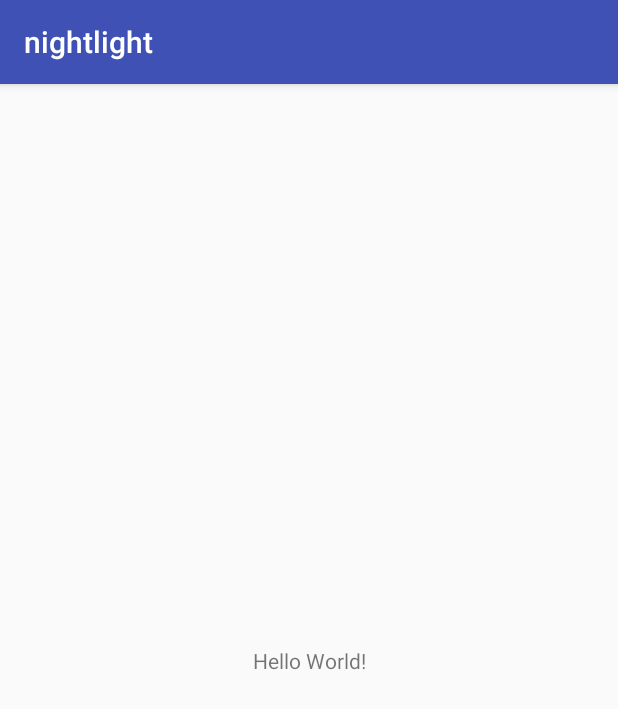
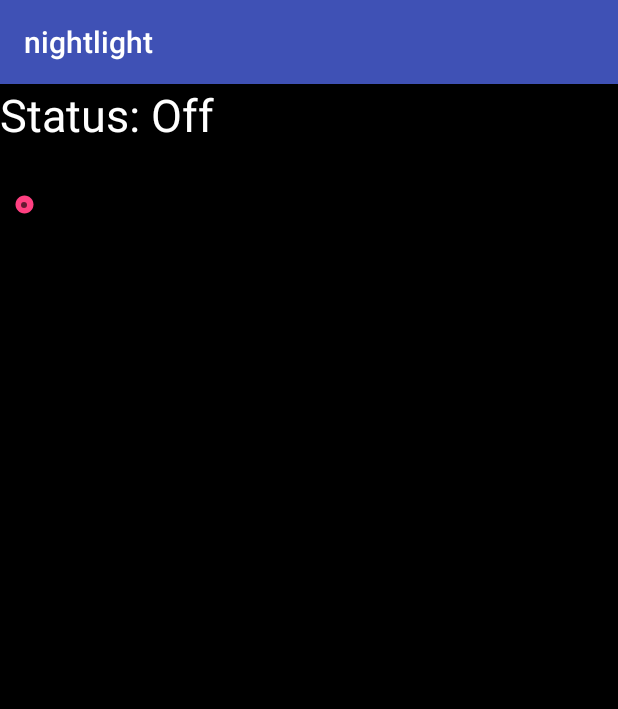
Before and after one commit to wandyezj/night_light, an Android app: the screen it shows after launch (MainActivity), on a phone screen of 412 x 824 dp. Shown: the top 709 px of the screen. Run offline under Robolectric (Android 15) with nearby library versions, the phone set to English and light mode, and no system bars.

Commit message:
android nightlight interface draft

```diff
--- a/nightlight/app/src/main/java/megacorp/nightlight/MainActivity.java
+++ b/nightlight/app/src/main/java/megacorp/nightlight/MainActivity.java
@@ -1,13 +1,111 @@
 package megacorp.nightlight;
 
+import android.graphics.Color;
 import android.support.v7.app.AppCompatActivity;
 import android.os.Bundle;
+import android.widget.SeekBar;
+import android.widget.TextView;
 
-public class MainActivity extends AppCompatActivity {
+public class MainActivity extends AppCompatActivity implements SeekBar.OnSeekBarChangeListener{
+
+    private SeekBar seekbar_color_selector;
+    private TextView textview_selected_color;
+    private TextView textview_status;
+
+    String color_name[] =
+    {
+        "off",
+        "red",
+        "orange",
+        "yellow",
+        "chartreuse",
+        "green",
+        "aquamarine",
+        "cyan",
+        "azure",
+        "blue",
+        "violet",
+        "magenta",
+        "rose",
+        "white"
+    };
+
+    int color_values[][] =
+    {
+        {0, 0, 0}, // off
+        {255, 0,  0}, // red
+        {255, 127, 0}, // orange
+        {255, 255, 0}, // yellow
+        {127, 255, 0}, // chartreuse
+        {0, 255, 0}, // green
+        {0, 255, 127}, // aquamarine
+        {0, 255, 255}, // cyan
+        {0, 127, 255}, // azure
+        {0, 0, 255}, // blue
+        {127, 0, 255}, // violet
+        {255, 0, 255}, // magenta
+        {255, 0, 127}, // rose
+        {255, 255, 255} // white
+    };
 
     @Override
     protected void onCreate(Bundle savedInstanceState) {
         super.onCreate(savedInstanceState);
         setContentView(R.layout.activity_main);
+
+        seekbar_color_selector = (SeekBar) findViewById(R.id.seekbar_color_selector);
+        seekbar_color_selector.setOnSeekBarChangeListener(this);
+
+        textview_selected_color = (TextView)findViewById(R.id.textview_selected_color);
+        textview_status = (TextView)findViewById(R.id.textview_status);
+
+    }
+
+    int progress_value = 0;
+    private void setSelectedColorText(){
+        textview_selected_color.setText(color_name[progress_value]);
+
+        int[] color_value = color_values[progress_value];
+
+        int r = color_value[0];
+        int g = color_value[1];
+        int b = color_value[2];
+
+        textview_selected_color.setTextColor(Color.rgb(r, g, b));
+
+        if (progress_value == 0) {
+            textview_status.setText("Status: Off");
+        } else {
+            textview_status.setText("Status: On");
+        }
+
+    }
+
+
+    @Override
+    public void onProgressChanged(SeekBar seekbar, int progress_value, boolean from_user) {
+
+        this.progress_value = progress_value;
+        setSelectedColorText();
+        //progress = progresValue;
+        //textview_selected_color.setText(Integer.toString(progress_value));
+
+        //Toast.makeText(getApplicationContext(), "Changing seekbar's progress", Toast.LENGTH_SHORT).show();
+
+    }
+
+    @Override
+    public void onStartTrackingTouch(SeekBar seekBar) {
+
+        //Toast.makeText(getApplicationContext(), "Started tracking seekbar", Toast.LENGTH_SHORT).show();
+
+    }
+
+    @Override
+    public void onStopTrackingTouch(SeekBar seekBar) {
+
+        //textview_selected_color.setText(color_name[progress_value]);
+        //textView.setText("Covered: " + progress + "/" + seekBar.getMax());
+        //Toast.makeText(getApplicationContext(), "Stopped tracking seekbar", Toast.LENGTH_SHORT).show();
     }
 }
--- a/nightlight/app/src/main/res/layout/activity_main.xml
+++ b/nightlight/app/src/main/res/layout/activity_main.xml
@@ -6,13 +6,49 @@
     android:layout_height="match_parent"
     tools:context=".MainActivity">
 
-    <TextView
-        android:layout_width="wrap_content"
-        android:layout_height="wrap_content"
-        android:text="Hello World!"
-        app:layout_constraintBottom_toBottomOf="parent"
-        app:layout_constraintLeft_toLeftOf="parent"
-        app:layout_constraintRight_toRightOf="parent"
-        app:layout_constraintTop_toTopOf="parent" />
+    <LinearLayout
+        android:background="#000"
+        android:layout_width="match_parent"
+        android:layout_height="match_parent"
+        android:orientation="vertical">
+
+        <LinearLayout
+            android:layout_width="match_parent"
+            android:layout_height="wrap_content"
+            android:orientation="horizontal"
+            >
+
+            <TextView
+                android:id="@+id/textview_status"
+                android:layout_width="match_parent"
+                android:layout_height="wrap_content"
+                android:layout_weight="1"
+                android:text="Status: Off"
+                android:textColor="#FFF"
+                android:textSize="30dp" />
+
+            <TextView
+                android:id="@+id/textview_selected_color"
+                android:layout_width="match_parent"
+                android:layout_height="wrap_content"
+                android:layout_weight="1"
+                android:text="Color"
+                android:textSize="30dp" />
+
+        </LinearLayout>
+
+        <SeekBar
+            android:id="@+id/seekbar_color_selector"
+            style="@style/Widget.AppCompat.SeekBar.Discrete"
+            android:layout_width="match_parent"
+            android:layout_height="80dp"
+            android:max="13"
+            android:progress="0"
+            />
+
+
+
+
+    </LinearLayout>
 
 </android.support.constraint.ConstraintLayout>
```
Also changed, not shown: 1 other file.
